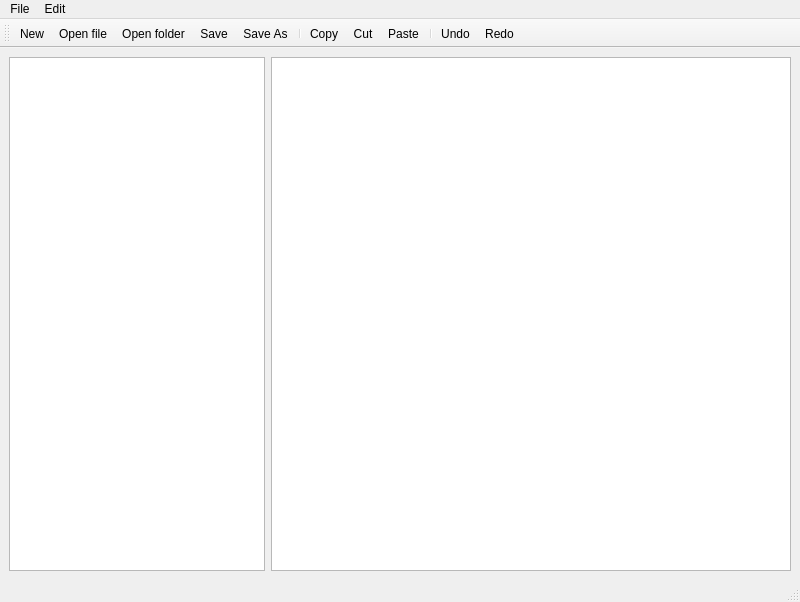
The window that noted.ui (elmahdigaga/noted) describes before a commit, drawn with Qt 5.
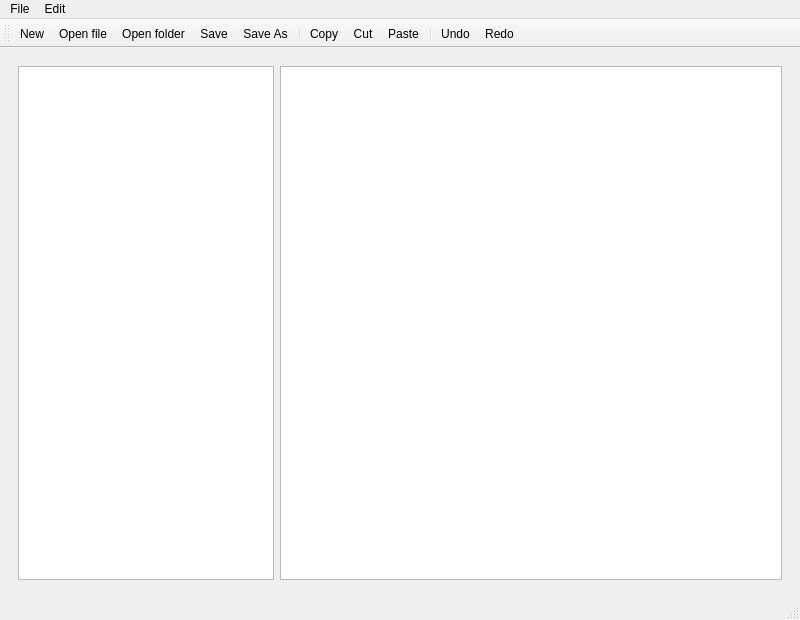
The same window after the commit. Icons and pictures are not drawn.

Commit message: Added two page layout for attaching a welcome page

Patch:
```diff
--- a/noted.ui
+++ b/noted.ui
@@ -7,7 +7,7 @@
     <x>0</x>
     <y>0</y>
     <width>800</width>
-    <height>602</height>
+    <height>620</height>
    </rect>
   </property>
   <property name="windowTitle">
@@ -16,7 +16,13 @@
   <widget class="QWidget" name="centralwidget">
    <layout class="QHBoxLayout" name="horizontalLayout_4">
     <item>
-     <layout class="QHBoxLayout" name="horizontalLayout">
+     <widget class="QStackedWidget" name="stackedWidget">
+      <property name="currentIndex">
+       <number>1</number>
+      </property>
+      <widget class="QWidget" name="welcomePage"/>
+      <widget class="QWidget" name="editorPage">
+       <layout class="QHBoxLayout" name="horizontalLayout_2">
       <item alignment="Qt::AlignLeft">
        <widget class="QTreeView" name="treeView">
         <property name="minimumSize">
@@ -31,6 +37,8 @@
        <widget class="QTextEdit" name="textEdit"/>
       </item>
      </layout>
+      </widget>
+     </widget>
     </item>
    </layout>
   </widget>
```
Lines whose indentation alone changed are shown as unchanged.
